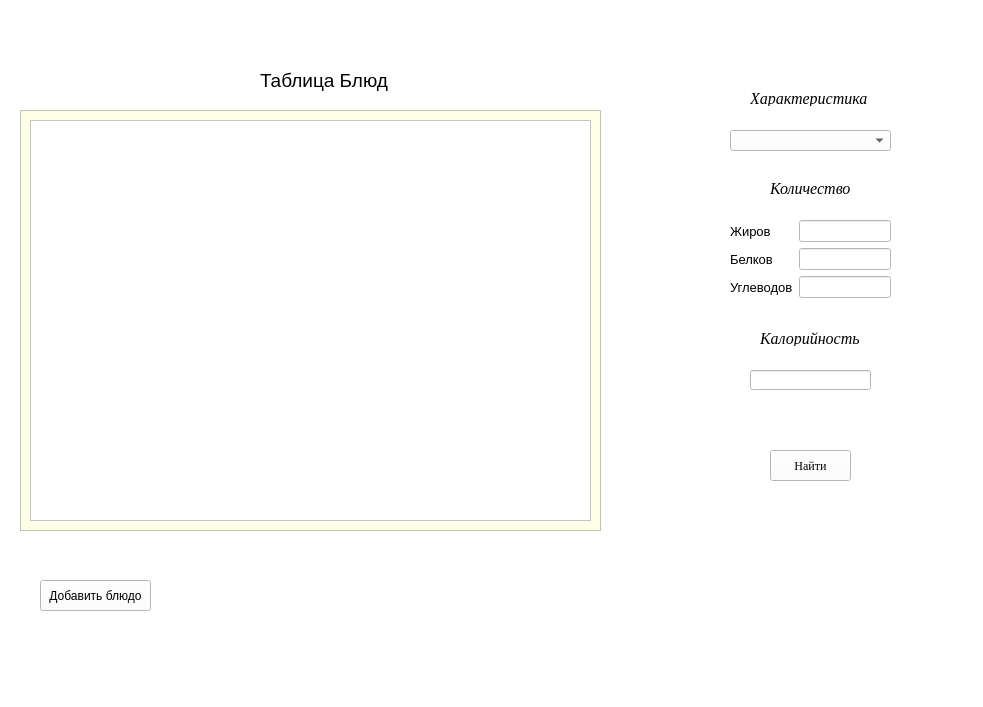
Before: the Qt Designer form table.ui in Glebosh/Yandex_Project1, drawn with Qt 5.
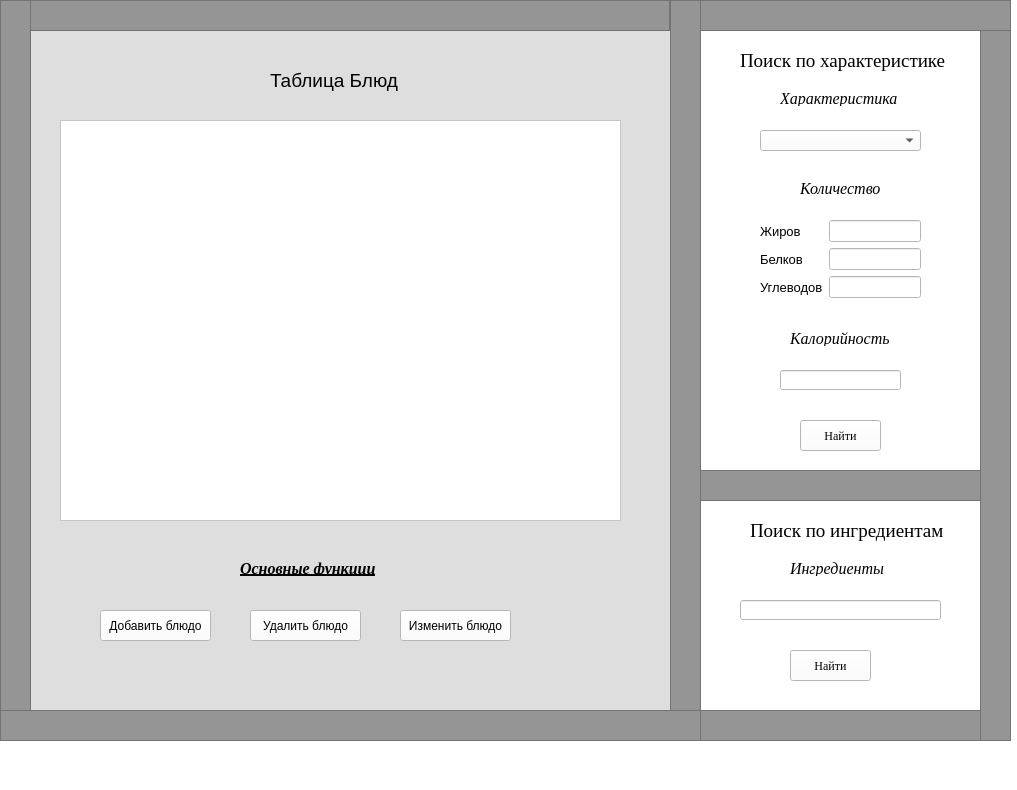
After: the same form once the commit is applied.

Commit message: Add Deleting new design and buttons without func and ingredients in food.db

Diff of the .ui file:
```diff
--- a/table.ui
+++ b/table.ui
@@ -6,8 +6,8 @@
    <rect>
     <x>0</x>
     <y>0</y>
-    <width>983</width>
-    <height>707</height>
+    <width>1017</width>
+    <height>790</height>
    </rect>
   </property>
   <property name="font">
@@ -26,18 +26,18 @@
    <widget class="QComboBox" name="comboBox">
     <property name="geometry">
      <rect>
-      <x>730</x>
+      <x>760</x>
       <y>130</y>
       <width>161</width>
       <height>21</height>
      </rect>
     </property>
    </widget>
-   <widget class="QPushButton" name="pushButton">
+   <widget class="QPushButton" name="btn_find1">
     <property name="geometry">
      <rect>
-      <x>770</x>
-      <y>450</y>
+      <x>800</x>
+      <y>420</y>
       <width>81</width>
       <height>31</height>
      </rect>
@@ -55,7 +55,7 @@
    <widget class="QTableWidget" name="tableWidget">
     <property name="geometry">
      <rect>
-      <x>30</x>
+      <x>60</x>
       <y>120</y>
       <width>561</width>
       <height>401</height>
@@ -65,7 +65,7 @@
    <widget class="QLabel" name="label">
     <property name="geometry">
      <rect>
-      <x>750</x>
+      <x>780</x>
       <y>90</y>
       <width>131</width>
       <height>16</height>
@@ -85,7 +85,7 @@
    <widget class="QLabel" name="label_2">
     <property name="geometry">
      <rect>
-      <x>770</x>
+      <x>800</x>
       <y>180</y>
       <width>91</width>
       <height>16</height>
@@ -105,7 +105,7 @@
    <widget class="QWidget" name="formLayoutWidget">
     <property name="geometry">
      <rect>
-      <x>730</x>
+      <x>760</x>
       <y>220</y>
       <width>161</width>
       <height>80</height>
@@ -168,7 +168,7 @@
    <widget class="QLabel" name="label_6">
     <property name="geometry">
      <rect>
-      <x>760</x>
+      <x>790</x>
       <y>330</y>
       <width>111</width>
       <height>16</height>
@@ -188,56 +188,18 @@
    <widget class="QLineEdit" name="linek">
     <property name="geometry">
      <rect>
-      <x>750</x>
+      <x>780</x>
       <y>370</y>
       <width>121</width>
       <height>20</height>
      </rect>
     </property>
    </widget>
-   <widget class="QLabel" name="label_7">
-    <property name="geometry">
-     <rect>
-      <x>260</x>
-      <y>70</y>
-      <width>141</width>
-      <height>21</height>
-     </rect>
-    </property>
-    <property name="font">
-     <font>
-      <pointsize>14</pointsize>
-     </font>
-    </property>
-    <property name="text">
-     <string>Таблица Блюд</string>
-    </property>
-   </widget>
-   <widget class="QFrame" name="frame">
-    <property name="geometry">
-     <rect>
-      <x>20</x>
-      <y>110</y>
-      <width>581</width>
-      <height>421</height>
-     </rect>
-    </property>
-    <property name="styleSheet">
-     <string notr="true">background-color: rgb(253, 255, 231);
-border-color: rgb(0, 0, 0);</string>
-    </property>
-    <property name="frameShape">
-     <enum>QFrame::StyledPanel</enum>
-    </property>
-    <property name="frameShadow">
-     <enum>QFrame::Raised</enum>
-    </property>
-   </widget>
    <widget class="QPushButton" name="btn_add">
     <property name="geometry">
      <rect>
-      <x>40</x>
-      <y>580</y>
+      <x>100</x>
+      <y>610</y>
       <width>111</width>
       <height>31</height>
      </rect>
@@ -246,24 +208,374 @@
      <string>Добавить блюдо</string>
     </property>
    </widget>
-   <zorder>frame</zorder>
+   <widget class="QPushButton" name="btn_del">
+    <property name="geometry">
+     <rect>
+      <x>250</x>
+      <y>610</y>
+      <width>111</width>
+      <height>31</height>
+     </rect>
+    </property>
+    <property name="text">
+     <string>Удалить блюдо</string>
+    </property>
+   </widget>
+   <widget class="QLabel" name="label_9">
+    <property name="geometry">
+     <rect>
+      <x>740</x>
+      <y>50</y>
+      <width>211</width>
+      <height>21</height>
+     </rect>
+    </property>
+    <property name="font">
+     <font>
+      <family>Times New Roman</family>
+      <pointsize>14</pointsize>
+      <italic>false</italic>
+     </font>
+    </property>
+    <property name="text">
+     <string>Поиск по характеристике</string>
+    </property>
+   </widget>
+   <widget class="QFrame" name="frame_2">
+    <property name="geometry">
+     <rect>
+      <x>29</x>
+      <y>0</y>
+      <width>641</width>
+      <height>31</height>
+     </rect>
+    </property>
+    <property name="styleSheet">
+     <string notr="true">background-color: rgb(149, 149, 149);</string>
+    </property>
+    <property name="frameShape">
+     <enum>QFrame::StyledPanel</enum>
+    </property>
+    <property name="frameShadow">
+     <enum>QFrame::Raised</enum>
+    </property>
+   </widget>
+   <widget class="QFrame" name="frame_3">
+    <property name="geometry">
+     <rect>
+      <x>30</x>
+      <y>30</y>
+      <width>641</width>
+      <height>681</height>
+     </rect>
+    </property>
+    <property name="styleSheet">
+     <string notr="true">background-color: rgb(222, 222, 222);</string>
+    </property>
+    <property name="frameShape">
+     <enum>QFrame::StyledPanel</enum>
+    </property>
+    <property name="frameShadow">
+     <enum>QFrame::Raised</enum>
+    </property>
+    <widget class="QPushButton" name="btn_change">
+     <property name="geometry">
+      <rect>
+       <x>370</x>
+       <y>580</y>
+       <width>111</width>
+       <height>31</height>
+      </rect>
+     </property>
+     <property name="styleSheet">
+      <string notr="true">background-color: rgb(255, 255, 255);</string>
+     </property>
+     <property name="text">
+      <string>Изменить блюдо</string>
+     </property>
+    </widget>
+    <widget class="QLabel" name="label_8">
+     <property name="geometry">
+      <rect>
+       <x>210</x>
+       <y>530</y>
+       <width>141</width>
+       <height>16</height>
+      </rect>
+     </property>
+     <property name="font">
+      <font>
+       <family>Times New Roman</family>
+       <pointsize>12</pointsize>
+       <weight>75</weight>
+       <italic>true</italic>
+       <bold>true</bold>
+       <underline>true</underline>
+      </font>
+     </property>
+     <property name="styleSheet">
+      <string notr="true">background-color: rgb(222, 222, 222);
+</string>
+     </property>
+     <property name="text">
+      <string>Основные функции</string>
+     </property>
+    </widget>
+    <widget class="QLabel" name="label_7">
+     <property name="geometry">
+      <rect>
+       <x>240</x>
+       <y>40</y>
+       <width>141</width>
+       <height>21</height>
+      </rect>
+     </property>
+     <property name="font">
+      <font>
+       <pointsize>14</pointsize>
+      </font>
+     </property>
+     <property name="styleSheet">
+      <string notr="true">background-color: rgb(222, 222, 222);</string>
+     </property>
+     <property name="text">
+      <string>Таблица Блюд</string>
+     </property>
+    </widget>
+   </widget>
+   <widget class="QFrame" name="frame_4">
+    <property name="geometry">
+     <rect>
+      <x>670</x>
+      <y>0</y>
+      <width>31</width>
+      <height>711</height>
+     </rect>
+    </property>
+    <property name="styleSheet">
+     <string notr="true">background-color: rgb(149, 149, 149);</string>
+    </property>
+    <property name="frameShape">
+     <enum>QFrame::StyledPanel</enum>
+    </property>
+    <property name="frameShadow">
+     <enum>QFrame::Raised</enum>
+    </property>
+   </widget>
+   <widget class="QFrame" name="frame_5">
+    <property name="geometry">
+     <rect>
+      <x>0</x>
+      <y>710</y>
+      <width>701</width>
+      <height>31</height>
+     </rect>
+    </property>
+    <property name="styleSheet">
+     <string notr="true">background-color: rgb(149, 149, 149);</string>
+    </property>
+    <property name="frameShape">
+     <enum>QFrame::StyledPanel</enum>
+    </property>
+    <property name="frameShadow">
+     <enum>QFrame::Raised</enum>
+    </property>
+   </widget>
+   <widget class="QFrame" name="frame_6">
+    <property name="geometry">
+     <rect>
+      <x>0</x>
+      <y>0</y>
+      <width>31</width>
+      <height>711</height>
+     </rect>
+    </property>
+    <property name="styleSheet">
+     <string notr="true">background-color: rgb(149, 149, 149);</string>
+    </property>
+    <property name="frameShape">
+     <enum>QFrame::StyledPanel</enum>
+    </property>
+    <property name="frameShadow">
+     <enum>QFrame::Raised</enum>
+    </property>
+   </widget>
+   <widget class="QLabel" name="label_10">
+    <property name="geometry">
+     <rect>
+      <x>750</x>
+      <y>520</y>
+      <width>211</width>
+      <height>21</height>
+     </rect>
+    </property>
+    <property name="font">
+     <font>
+      <family>Times New Roman</family>
+      <pointsize>14</pointsize>
+      <italic>false</italic>
+     </font>
+    </property>
+    <property name="text">
+     <string>Поиск по ингредиентам</string>
+    </property>
+   </widget>
+   <widget class="QLineEdit" name="lineingr">
+    <property name="geometry">
+     <rect>
+      <x>740</x>
+      <y>600</y>
+      <width>201</width>
+      <height>20</height>
+     </rect>
+    </property>
+   </widget>
+   <widget class="QLabel" name="label_11">
+    <property name="geometry">
+     <rect>
+      <x>790</x>
+      <y>560</y>
+      <width>101</width>
+      <height>16</height>
+     </rect>
+    </property>
+    <property name="font">
+     <font>
+      <family>Times New Roman</family>
+      <pointsize>12</pointsize>
+      <italic>true</italic>
+     </font>
+    </property>
+    <property name="text">
+     <string>Ингредиенты</string>
+    </property>
+   </widget>
+   <widget class="QFrame" name="frame_7">
+    <property name="geometry">
+     <rect>
+      <x>700</x>
+      <y>0</y>
+      <width>311</width>
+      <height>31</height>
+     </rect>
+    </property>
+    <property name="styleSheet">
+     <string notr="true">background-color: rgb(149, 149, 149);</string>
+    </property>
+    <property name="frameShape">
+     <enum>QFrame::StyledPanel</enum>
+    </property>
+    <property name="frameShadow">
+     <enum>QFrame::Raised</enum>
+    </property>
+   </widget>
+   <widget class="QFrame" name="frame_8">
+    <property name="geometry">
+     <rect>
+      <x>980</x>
+      <y>30</y>
+      <width>31</width>
+      <height>711</height>
+     </rect>
+    </property>
+    <property name="styleSheet">
+     <string notr="true">background-color: rgb(149, 149, 149);</string>
+    </property>
+    <property name="frameShape">
+     <enum>QFrame::StyledPanel</enum>
+    </property>
+    <property name="frameShadow">
+     <enum>QFrame::Raised</enum>
+    </property>
+   </widget>
+   <widget class="QFrame" name="frame_9">
+    <property name="geometry">
+     <rect>
+      <x>700</x>
+      <y>710</y>
+      <width>281</width>
+      <height>31</height>
+     </rect>
+    </property>
+    <property name="styleSheet">
+     <string notr="true">background-color: rgb(149, 149, 149);</string>
+    </property>
+    <property name="frameShape">
+     <enum>QFrame::StyledPanel</enum>
+    </property>
+    <property name="frameShadow">
+     <enum>QFrame::Raised</enum>
+    </property>
+   </widget>
+   <widget class="QFrame" name="frame_10">
+    <property name="geometry">
+     <rect>
+      <x>700</x>
+      <y>470</y>
+      <width>281</width>
+      <height>31</height>
+     </rect>
+    </property>
+    <property name="styleSheet">
+     <string notr="true">background-color: rgb(149, 149, 149);</string>
+    </property>
+    <property name="frameShape">
+     <enum>QFrame::StyledPanel</enum>
+    </property>
+    <property name="frameShadow">
+     <enum>QFrame::Raised</enum>
+    </property>
+   </widget>
+   <widget class="QPushButton" name="btn_find2">
+    <property name="geometry">
+     <rect>
+      <x>790</x>
+      <y>650</y>
+      <width>81</width>
+      <height>31</height>
+     </rect>
+    </property>
+    <property name="font">
+     <font>
+      <family>Times New Roman</family>
+      <pointsize>9</pointsize>
+     </font>
+    </property>
+    <property name="text">
+     <string>Найти</string>
+    </property>
+   </widget>
+   <zorder>frame_3</zorder>
    <zorder>comboBox</zorder>
-   <zorder>pushButton</zorder>
+   <zorder>btn_find1</zorder>
    <zorder>tableWidget</zorder>
    <zorder>label</zorder>
    <zorder>label_2</zorder>
    <zorder>formLayoutWidget</zorder>
    <zorder>label_6</zorder>
    <zorder>linek</zorder>
-   <zorder>label_7</zorder>
    <zorder>btn_add</zorder>
+   <zorder>btn_del</zorder>
+   <zorder>label_9</zorder>
+   <zorder>frame_2</zorder>
+   <zorder>frame_4</zorder>
+   <zorder>frame_5</zorder>
+   <zorder>frame_6</zorder>
+   <zorder>label_10</zorder>
+   <zorder>lineingr</zorder>
+   <zorder>label_11</zorder>
+   <zorder>frame_7</zorder>
+   <zorder>frame_8</zorder>
+   <zorder>frame_9</zorder>
+   <zorder>frame_10</zorder>
+   <zorder>btn_find2</zorder>
   </widget>
   <widget class="QMenuBar" name="menubar">
    <property name="geometry">
     <rect>
      <x>0</x>
      <y>0</y>
-     <width>983</width>
+     <width>1017</width>
      <height>21</height>
     </rect>
    </property>
```
The commit also changes 3 other files.
